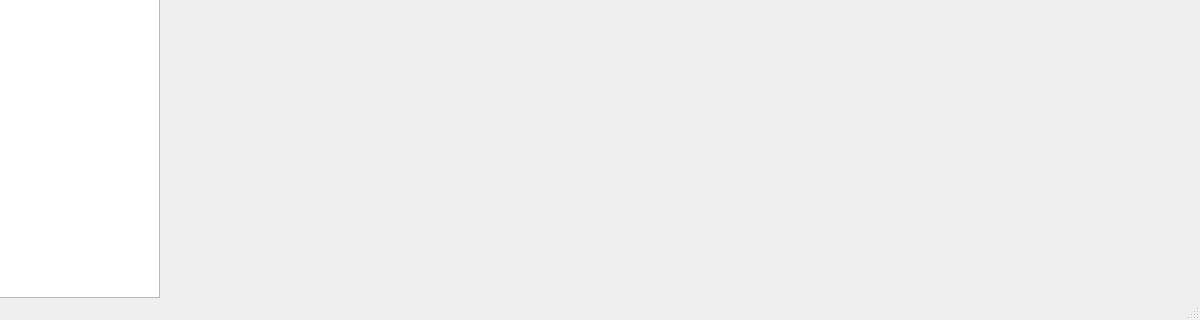
This is app/src/mainwindow.ui in N-911/CPP-Utext as Qt 5 draws it before an edit; both pictures show x 100 to 1300 and y 485 to 805 of the 1300 by 805 pixel window. The edited form follows.
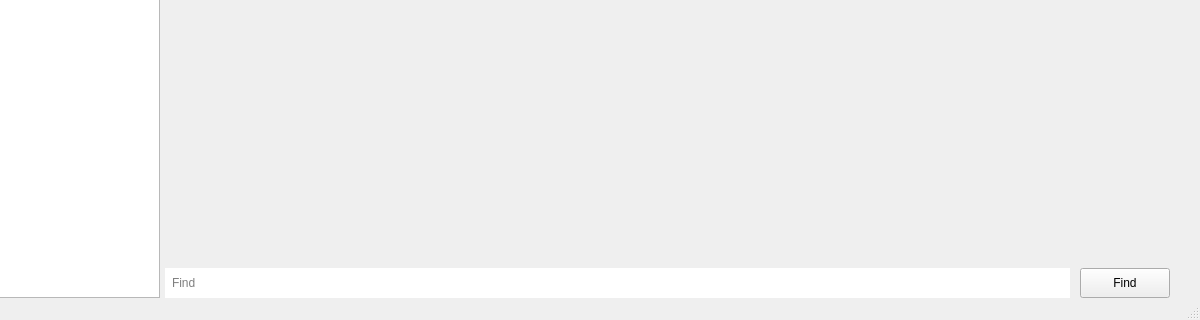
This is the edited form.

Commit message: start find function

What changed in the file:
```diff
--- a/app/src/mainwindow.ui
+++ b/app/src/mainwindow.ui
@@ -119,7 +119,60 @@
       </widget>
      </widget>
     </item>
-    <item row="1" column="0">
+    <item row="2" column="1">
+     <layout class="QHBoxLayout" name="horizontalLayout" stretch="10,1">
+      <property name="spacing">
+       <number>10</number>
+      </property>
+      <property name="leftMargin">
+       <number>5</number>
+      </property>
+      <property name="rightMargin">
+       <number>30</number>
+      </property>
+      <item>
+       <widget class="QLineEdit" name="findLine">
+        <property name="minimumSize">
+         <size>
+          <width>0</width>
+          <height>30</height>
+         </size>
+        </property>
+        <property name="styleSheet">
+         <string notr="true">padding: 5px;
+/*border: 1px solid;
+border-radius: 50%;*/</string>
+        </property>
+        <property name="frame">
+         <bool>false</bool>
+        </property>
+        <property name="placeholderText">
+         <string>Find</string>
+        </property>
+        <property name="clearButtonEnabled">
+         <bool>true</bool>
+        </property>
+       </widget>
+      </item>
+      <item>
+       <widget class="QPushButton" name="buttonFind">
+        <property name="minimumSize">
+         <size>
+          <width>80</width>
+          <height>30</height>
+         </size>
+        </property>
+        <property name="styleSheet">
+         <string notr="true">/*background-color: black;*/</string>
+        </property>
+        <property name="text">
+         <string>Find</string>
+        </property>
+       </widget>
+      </item>
+     </layout>
+    </item>
+    <item row="1" column="0" rowspan="3">
      <widget class="QListView" name="listView">
       <property name="minimumSize">
        <size>
```
The commit also changes 7 other files.
